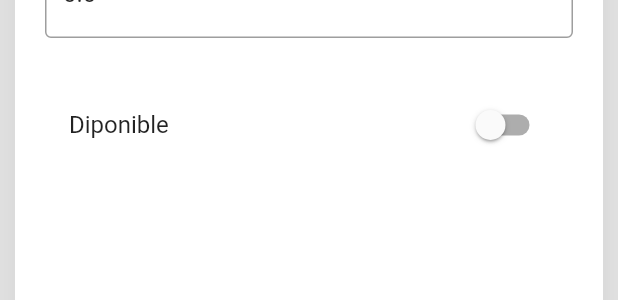
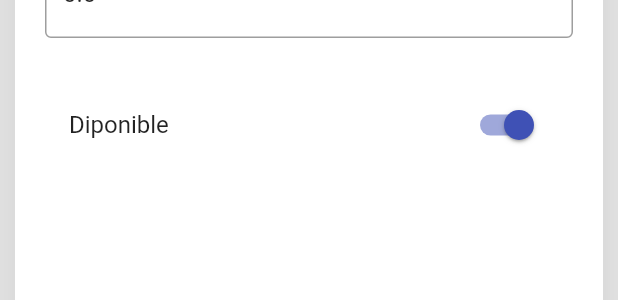
Before and after one commit to XxDEAMxX/products_app, a Flutter app: the _ProductForm widget shown alone on an empty page, opened directly, after a tap on "Diponible", on a phone screen of 412 x 824 dp. Shown: the part 199-499 px from the top of the screen. Run offline on Flutter 3.47's test engine with Material 2 defaults, Android fonts, the phone set to English and light mode, and no system bars; network calls fail.

Commit message:
Sólo números y cambiar el Switch de disponibilidad

```diff
--- a/lib/providers/product_form_provider.dart
+++ b/lib/providers/product_form_provider.dart
@@ -9,6 +9,11 @@ class ProductFormProvider extends ChangeNotifier {
 
   ProductFormProvider( this.product );
 
+  updateAvailability( bool value ){
+    product.available = value;
+    notifyListeners();
+  }
+
   bool isValidForm(){
     return formKey.currentState?.validate() ?? false;
   }
--- a/lib/screens/product_screen.dart
+++ b/lib/screens/product_screen.dart
@@ -1,4 +1,5 @@
 import 'package:flutter/material.dart';
+import 'package:flutter/services.dart';
 import 'package:products_app/models/product.dart';
 import 'package:products_app/providers/product_form_provider.dart';
 import 'package:products_app/services/services.dart';
@@ -35,6 +36,7 @@ class _productScreenBody extends StatelessWidget {
   Widget build(BuildContext context) {
     return Scaffold(
       body: SingleChildScrollView(
+        //keyboardDismissBehavior: ScrollViewKeyboardDismissBehavior.onDrag,
         child: Column(
           children: [
             Stack(
@@ -119,6 +121,9 @@ class _ProductForm extends StatelessWidget {
               const SizedBox(height: 30,),
               TextFormField(
                 initialValue: '${product.price}',
+                inputFormatters: [
+                  FilteringTextInputFormatter.allow(RegExp(r'^(\d+)?\.?\d{0,2}'))
+                ],
                 onChanged: (value) {
                   if(double.tryParse(value) == null){
                     product.price = 0;
@@ -140,7 +145,7 @@ class _ProductForm extends StatelessWidget {
                 title: Text('Diponible'),
                 activeColor: Colors.indigo,
                 onChanged: (value) {
-
+                  productForm.updateAvailability(value);
                 },
               ),
 
--- a/lib/widgets/product_image.dart
+++ b/lib/widgets/product_image.dart
@@ -14,6 +14,8 @@ class ProductImage extends StatelessWidget {
         decoration: _buildBoxDecoration(),
         width: double.infinity,
         height: 450,
+        child: Opacity(
+          opacity: 0.9,
           child: ClipRRect(
             borderRadius: const BorderRadius.only(topLeft: Radius.circular(45), topRight: Radius.circular(45)),
             child: url == null
@@ -28,12 +30,13 @@ class ProductImage extends StatelessWidget {
               ),
           ),
         ),
+      ),
     );
   }
 
   BoxDecoration _buildBoxDecoration() {
     return BoxDecoration(
-      //color: Colors.red,
+      color: Colors.black,
       borderRadius: const BorderRadius.only(topLeft: Radius.circular(45), topRight: Radius.circular(45)),
       boxShadow: [
         BoxShadow(
```
Lines whose indentation alone changed are shown as unchanged.
